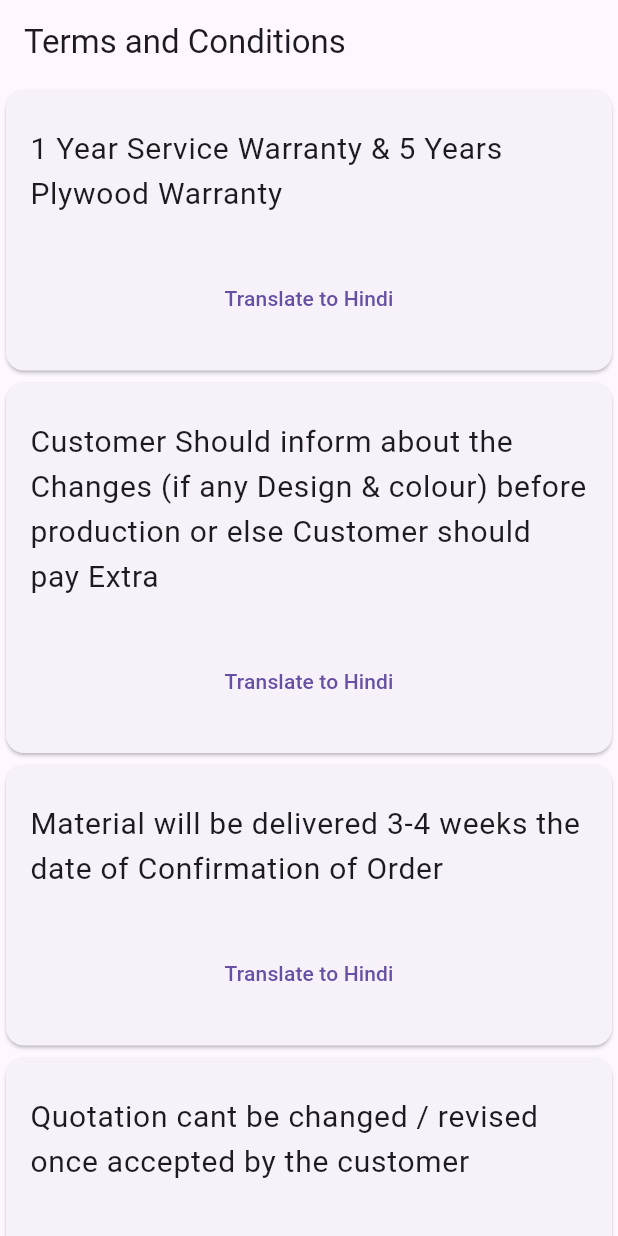
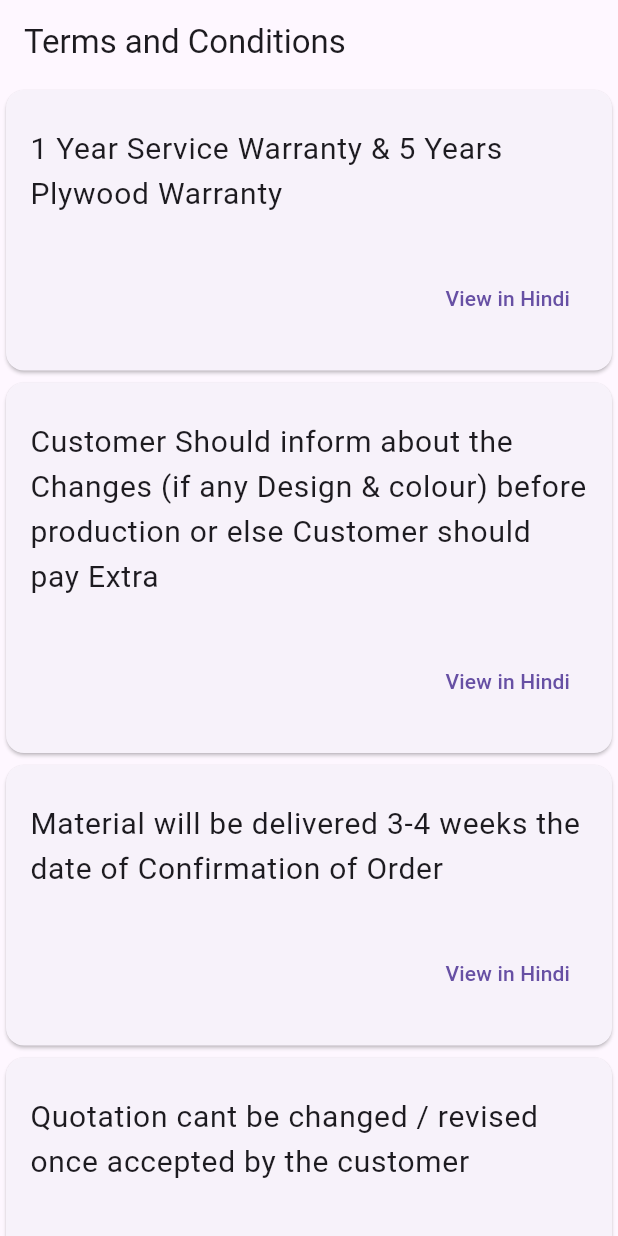
Before and after one commit to Uvais-Mohammad/ml_app, a Flutter app: the screen it shows after launch, on a phone screen of 412 x 824 dp. Run offline on Flutter 3.47's test engine with Material 3 defaults, Android fonts, the phone set to English and light mode, and no system bars; our stand-ins replace flutter_riverpod, speech_to_text; missing offline and left inert: google_mlkit_translation.

```diff
--- a/lib/src/features/terms_and_conditions/logic/terms_condition_state.dart
+++ b/lib/src/features/terms_and_conditions/logic/terms_condition_state.dart
@@ -12,7 +12,7 @@ class TermsConditionState {
     this.termsAndConditions = const [],
     this.loadingStatus = LoadingStatus.initial,
     this.loadingMoreStatus = LoadingStatus.initial,
-    this.hasReachedMax = false,
+    this.hasReachedMax = true,
     this.errorMessage,
     this.currentId,
   });
--- a/lib/src/features/terms_and_conditions/models/terms_condition.dart
+++ b/lib/src/features/terms_and_conditions/models/terms_condition.dart
@@ -43,7 +43,7 @@ class TermsAndCondition {
       value: value ?? this.value,
       createdAt: createdAt ?? this.createdAt,
       updatedAt: updatedAt ?? this.updatedAt,
-      translatedValue: translatedValue ?? this.translatedValue,
+      translatedValue: translatedValue
     );
   }
 }
--- a/lib/src/features/terms_and_conditions/repository/terms_condition_repo.dart
+++ b/lib/src/features/terms_and_conditions/repository/terms_condition_repo.dart
@@ -19,15 +19,15 @@ final class TermsAndConditionRepository
         await rootBundle.loadString('assets/terms_and_conditions.json');
     final termsAndConditions = (json.decode(data) as List)
         .map((e) => TermsAndCondition.fromJson(e))
-        .toList()
-        .sublist(0, 5);
+        .toList();
+    // .sublist(0, 5);
     return termsAndConditions;
   }
 
   @override
   Future<List<TermsAndCondition>> loadMoreTermsAndConditions(
       int currentId) async {
-    await Future.delayed(const Duration(seconds: 2));
+    await Future.delayed(const Duration(seconds: 1));
     final data =
         await rootBundle.loadString('assets/terms_and_conditions.json');
     final termsAndConditions = (json.decode(data) as List)
--- a/lib/src/features/terms_and_conditions/screens/terms_condition_screen.dart
+++ b/lib/src/features/terms_and_conditions/screens/terms_condition_screen.dart
@@ -1,4 +1,5 @@
 import 'package:ai_app/src/features/terms_and_conditions/logic/terms_condition_provider.dart';
+import 'package:ai_app/src/features/terms_and_conditions/widgets/bottom_sheet_widget.dart';
 import 'package:ai_app/src/features/terms_and_conditions/widgets/terms_condition_card.dart';
 import 'package:ai_app/src/shared/enums/loading_status.dart';
 import 'package:ai_app/src/shared/services/translation/translation_service.dart';
@@ -74,11 +75,28 @@ class _TermsAndConditionScreenState
                       ],
                     );
                   } else if (state.hasReachedMax) {
-                    return const Center(
-                      child: Padding(
-                        padding: EdgeInsets.all(8.0),
-                        child: Text('No more terms and conditions'),
-                      ),
+                    return Column(
+                      crossAxisAlignment: CrossAxisAlignment.stretch,
+                      children: [
+                        const Center(
+                          child: Padding(
+                            padding: EdgeInsets.all(8.0),
+                            child: Text('No more terms and conditions'),
+                          ),
+                        ),
+                        Padding(
+                          padding: const EdgeInsets.all(16.0),
+                          child: ElevatedButton(
+                            onPressed: () {
+                              showBottomSheet(
+                                context: context,
+                                builder: (context) => const BottomSheetWidget(),
+                              );
+                            },
+                            child: const Text('Add more'),
+                          ),
+                        ),
+                      ],
                     );
                   } else {
                     return const SizedBox();
--- a/lib/src/features/terms_and_conditions/widgets/terms_condition_card.dart
+++ b/lib/src/features/terms_and_conditions/widgets/terms_condition_card.dart
@@ -1,5 +1,6 @@
 import 'package:ai_app/src/features/terms_and_conditions/logic/terms_condition_provider.dart';
 import 'package:ai_app/src/features/terms_and_conditions/models/terms_condition.dart';
+import 'package:ai_app/src/features/terms_and_conditions/widgets/bottom_sheet_widget.dart';
 import 'package:flutter/material.dart';
 import 'package:flutter_riverpod/flutter_riverpod.dart';
 
@@ -12,6 +13,16 @@ class TermsAndConditionCard extends ConsumerWidget {
   Widget build(BuildContext context, WidgetRef ref) {
     return Card(
       child: ListTile(
+        onTap: () {
+          showModalBottomSheet(
+            context: context,
+            isScrollControlled: true,
+
+            builder: (context) => BottomSheetWidget(
+              termsAndCondition: termsAndCondition,
+            ),
+          );
+        },
         contentPadding: const EdgeInsets.all(16),
         title: Column(
           children: [
@@ -27,7 +38,10 @@ class TermsAndConditionCard extends ConsumerWidget {
             ),
           ],
         ),
-        subtitle: TextButton(
+        subtitle: Row(
+          children: [
+            const Spacer(),
+            TextButton(
               onPressed: () {
                 if (termsAndCondition.translatedValue == null) {
                   ref
@@ -37,7 +51,9 @@ class TermsAndConditionCard extends ConsumerWidget {
                       );
                 }
               },
-          child: const Text('Translate to Hindi'),
+              child: const Text('View in Hindi'),
+            ),
+          ],
         ),
       ),
     );
```
Also changed, not shown: lib/src/features/terms_and_conditions/logic/terms_condition_provider.dart (+32 -0 lines). Lines whose indentation alone changed are shown as unchanged.
